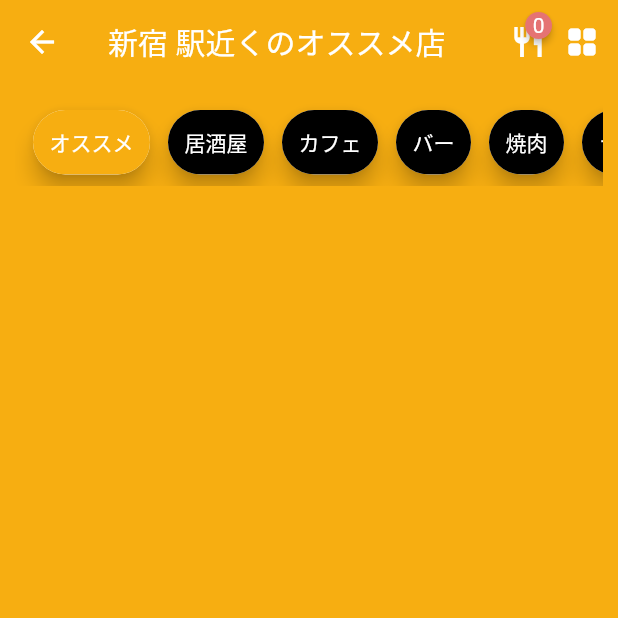
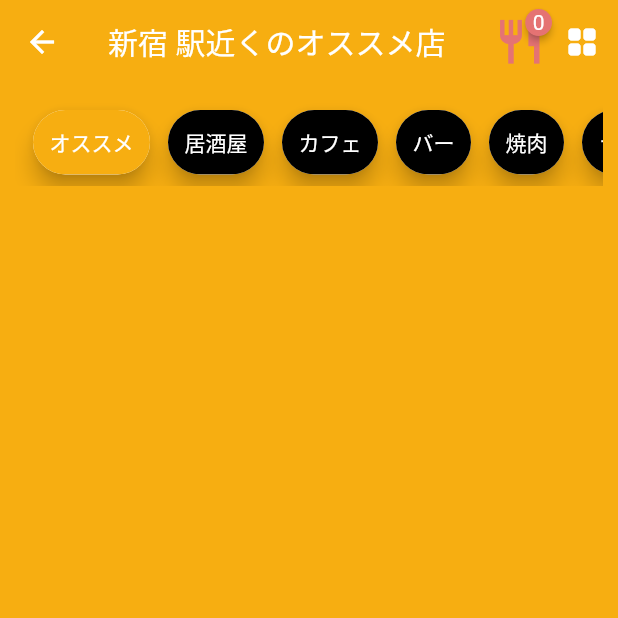
Before and after one commit to den0206/getx_map, a Flutter app: the ShopsScreen screen opened directly with sample values from the repository, on a phone screen of 412 x 824 dp, the top half of it. Run offline on Flutter 3.47's test engine with Material 2 defaults, Android fonts, the phone set to English and light mode, and no system bars; drawn by our look-alikes of badges; our stand-ins replace convert, flutter_cache_manager, flutter_slidable, geolocator, get, get_storage and 2 more; missing offline and left inert: flexible_polyline, flutter_config, jp_prefecture; accounts and stored records are empty; statements that could not run were skipped.

```diff
--- a/lib/src/screen/home/home_screen.dart
+++ b/lib/src/screen/home/home_screen.dart
@@ -187,7 +187,7 @@ class StationCell extends GetView<HomeController> {
                         child: Row(
                           children: [
                             Icon(
-                              Icons.directions_transit,
+                              CommonIcon.stationIcon,
                               color: Colors.black,
                               // color: Colors.grey[400],
                             ),
@@ -360,7 +360,7 @@ class EmptyCell extends GetView<HomeController> {
                             child: Row(
                               children: [
                                 Icon(
-                                  Icons.directions_transit,
+                                  CommonIcon.stationIcon,
                                 ),
                                 SizedBox(
                                   width: 5,
--- a/lib/src/screen/map/main_bar/main_bar_controller.dart
+++ b/lib/src/screen/map/main_bar/main_bar_controller.dart
@@ -63,9 +63,11 @@ class MainBarController extends GetxController {
     mapController.zoomStation(station);
   }
 
-  void pushShopScreen() {
+  void pushShopScreen() async {
     final value = currentNearStation;
-    Get.toNamed(ShopsScreen.routeName, arguments: value);
+    final _ = await Get.toNamed(ShopsScreen.routeName, arguments: value);
+
+    print("back");
   }
 
   void openUrl(int index) async {
--- a/lib/src/screen/map/map_screen.dart
+++ b/lib/src/screen/map/map_screen.dart
@@ -5,6 +5,7 @@ import 'package:flutter/material.dart';
 import 'package:get/get.dart';
 import 'package:getx_map/src/screen/map/main_bar/main_bar_screen.dart';
 import 'package:getx_map/src/screen/widget/common_chip.dart';
+import 'package:getx_map/src/screen/widget/custom_badges.dart';
 import 'package:getx_map/src/screen/widget/loading_widget.dart';
 import 'package:getx_map/src/utils/consts_color.dart';
 import 'package:google_maps_flutter/google_maps_flutter.dart';
@@ -113,6 +114,10 @@ class MapScreen extends GetView<MapController> {
         child: Column(
           crossAxisAlignment: CrossAxisAlignment.start,
           children: [
+            FavoriteShopBadge(),
+            SizedBox(
+              height: 20,
+            ),
             CupertinoButton(
               color: Colors.black87,
               padding: const EdgeInsets.all(10),
--- a/lib/src/screen/shop_detail/shop_datail_screen.dart
+++ b/lib/src/screen/shop_detail/shop_datail_screen.dart
@@ -65,7 +65,7 @@ class ShopDetailScreen extends GetView<ShopDetailController> {
                             label: Text(controller.shop.stationName),
                             labelStyle: TextStyle(fontWeight: FontWeight.w600),
                             avatar: Icon(
-                              Icons.directions_transit,
+                              CommonIcon.stationIcon,
                             ),
                           ),
                         ],
--- a/lib/src/screen/shops/shops_screen.dart
+++ b/lib/src/screen/shops/shops_screen.dart
@@ -1,13 +1,12 @@
-import 'package:badges/badges.dart';
 import 'package:flutter/material.dart';
 import 'package:flutter_slidable/flutter_slidable.dart';
 import 'package:get/get_state_manager/get_state_manager.dart';
 
 import 'package:getx_map/src/model/shop.dart';
 import 'package:getx_map/src/screen/shops/shops_controller.dart';
+import 'package:getx_map/src/screen/widget/custom_badges.dart';
 import 'package:getx_map/src/screen/widget/common_chip.dart';
 import 'package:getx_map/src/screen/widget/loading_widget.dart';
-import 'package:getx_map/src/service/favorite_shop_service.dart';
 
 class ShopsScreen extends GetView<ShopsController> {
   const ShopsScreen({Key? key}) : super(key: key);
@@ -24,19 +23,7 @@ class ShopsScreen extends GetView<ShopsController> {
               "${controller.station.name} 駅近くの${controller.currentGenre.title}店"),
           elevation: 0,
           actions: [
-            Badge(
-              badgeColor: Color(0xFFE57373),
-              animationType: BadgeAnimationType.slide,
-              toAnimate: true,
-              badgeContent: Obx(
-                () => Text(
-                  FavoriteShopService.to.favoriteShop.length.toString(),
-                  style: TextStyle(color: Colors.white),
-                ),
-              ),
-              position: BadgePosition.topEnd(top: 4, end: -4),
-              child: Icon(Icons.restaurant),
-            ),
+            FavoriteShopBadge(),
             IconButton(
               icon: Icon(
                 controller.cellType.value == CellType.list
@@ -249,12 +236,15 @@ class ShopCell extends GetView<ShopsController> {
                             fontWeight: FontWeight.w800,
                           ),
                         ),
-                        Text(
-                          shop.shopDetailMemo,
-                          overflow: TextOverflow.ellipsis,
-                          style: TextStyle(
-                            color: Colors.grey[400],
-                            fontSize: 12,
+                        Flexible(
+                          child: Text(
+                            shop.shopDetailMemo,
+                            overflow: TextOverflow.ellipsis,
+                            maxLines: 2,
+                            style: TextStyle(
+                              color: Colors.grey[400],
+                              fontSize: 12,
+                            ),
                           ),
                         )
                       ],
@@ -275,7 +265,7 @@ class ShopCell extends GetView<ShopsController> {
                         mainAxisSize: MainAxisSize.min,
                         children: [
                           Icon(
-                            Icons.directions_transit,
+                            CommonIcon.stationIcon,
                             color: Colors.grey[400],
                           ),
                           Flexible(
--- /dev/null
+++ b/lib/src/screen/widget/custom_badges.dart
@@ -0,0 +1,32 @@
+import 'package:badges/badges.dart';
+import 'package:flutter/material.dart';
+import 'package:get/get_state_manager/src/rx_flutter/rx_obx_widget.dart';
+import 'package:getx_map/src/service/favorite_shop_service.dart';
+import 'package:getx_map/src/utils/consts_color.dart';
+
+class FavoriteShopBadge extends StatelessWidget {
+  const FavoriteShopBadge({
+    Key? key,
+  }) : super(key: key);
+
+  @override
+  Widget build(BuildContext context) {
+    return Badge(
+      badgeColor: ColorsConsts.favoritebadgeColor,
+      animationType: BadgeAnimationType.slide,
+      toAnimate: true,
+      badgeContent: Obx(
+        () => Text(
+          FavoriteShopService.to.favoriteShop.length.toString(),
+          style: TextStyle(color: Colors.white),
+        ),
+      ),
+      position: BadgePosition.topEnd(top: 2, end: -4),
+      child: Icon(
+        Icons.restaurant,
+        color: ColorsConsts.favoritebadgeColor,
+        size: 35,
+      ),
+    );
+  }
+}
--- a/lib/src/service/database_service.dart
+++ b/lib/src/service/database_service.dart
@@ -1,9 +1,10 @@
 import 'package:get/get.dart';
 import 'package:get/get_state_manager/get_state_manager.dart';
 import 'package:get_storage/get_storage.dart';
+import 'package:getx_map/src/model/shop.dart';
 import 'package:getx_map/src/model/station.dart';
 
-enum DatabaseKey { home, search, lines }
+enum DatabaseKey { home, search, lines, favoriteShop }
 
 extension DatabaseKeyEXT on DatabaseKey {
   String get keyString {
@@ -14,6 +15,8 @@ extension DatabaseKeyEXT on DatabaseKey {
         return "Search";
       case DatabaseKey.lines:
         return "StationLine";
+      case DatabaseKey.favoriteShop:
+        return "FavoriteShop";
     }
   }
 }
@@ -26,6 +29,7 @@ class DatabaseService extends GetxService {
     await GetStorage.init();
   }
 
+  /// station
   void setStationList(DatabaseKey key, List<Station> stations) {
     if (key == DatabaseKey.search && stations.length > 6) {
       stations.removeAt(0);
@@ -43,6 +47,9 @@ class DatabaseService extends GetxService {
       case DatabaseKey.lines:
         box.write(key.keyString, Station.encodeLine(stations));
         break;
+      default:
+        print("UN Authorozation Key");
+        return;
     }
 
     print("Update local");
@@ -60,6 +67,43 @@ class DatabaseService extends GetxService {
           return Station.decode(decode);
         case DatabaseKey.lines:
           return Station.decodeLine(decode);
+        default:
+          return [];
+      }
+    }
+  }
+
+  /// shop
+  void setShopList(DatabaseKey key, List<Shop> shops) {
+    if (key == DatabaseKey.favoriteShop && shops.length >= 5) {
+      shops.removeAt(0);
+    }
+
+    final enocode = Shop.encode(shops);
+
+    switch (key) {
+      case DatabaseKey.favoriteShop:
+        box.write(key.keyString, enocode);
+        break;
+      default:
+        print("UN Authorozation Key");
+        return;
+    }
+
+    print("Update local");
+  }
+
+  List<Shop> loadShops(DatabaseKey key) {
+    if (box.read(key.keyString) == null) {
+      return [];
+    } else {
+      final String decode = box.read(key.keyString);
+
+      switch (key) {
+        case DatabaseKey.favoriteShop:
+          return Shop.decode(decode);
+        default:
+          return [];
       }
     }
   }
--- /dev/null
+++ b/lib/src/utils/common_icon.dart
@@ -0,0 +1,5 @@
+import 'package:flutter/material.dart';
+
+class CommonIcon {
+  static final IconData stationIcon = CommonIcon.stationIcon;
+}
--- a/lib/src/utils/consts_color.dart
+++ b/lib/src/utils/consts_color.dart
@@ -6,6 +6,7 @@ Color hexToColor(String code) {
 
 class ColorsConsts {
   static Color themeYellow = hexToColor("#f7ae11");
+  static Color favoritebadgeColor = Color(0xFFE57373);
 
   static List<Color> iconColors = [
     Colors.red,
```
Also changed, not shown: lib/src/model/shop.dart (+58 -3 lines), lib/src/screen/map/main_bar/main_bar_screen.dart (+17 -8 lines), lib/src/screen/map/map_controller.dart (+20 -0 lines), lib/src/service/favorite_shop_service.dart (+17 -2 lines), lib/src/service/map_service.dart (+23 -0 lines), lib/src/service/markers_service.dart (+13 -1 lines).
